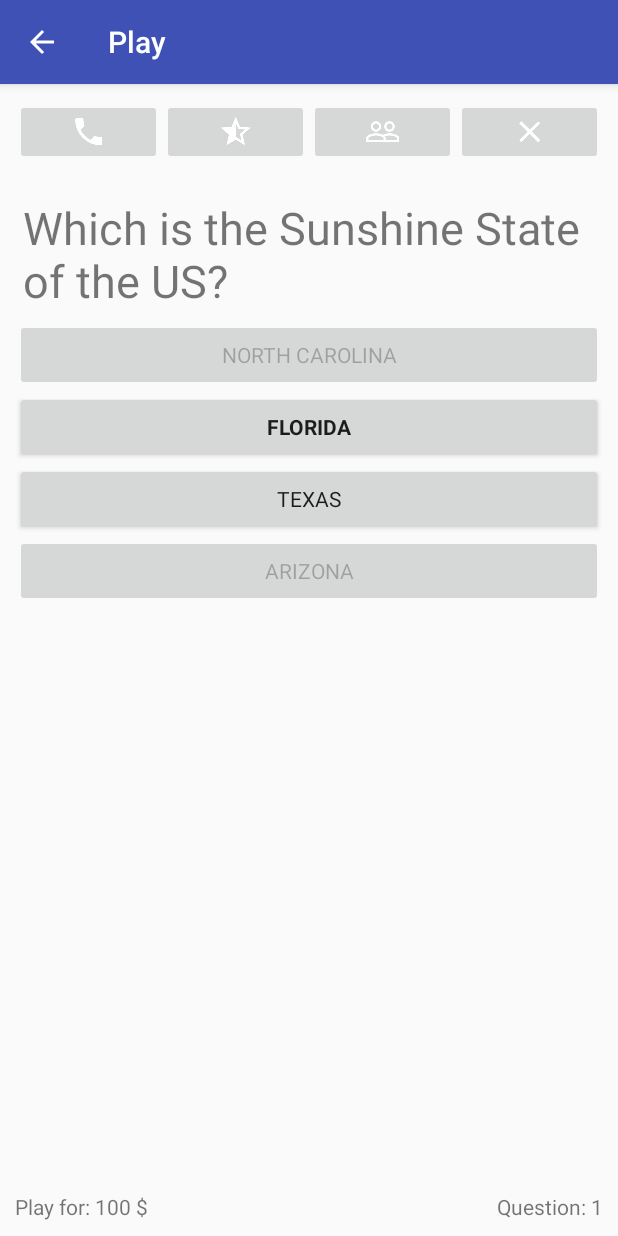
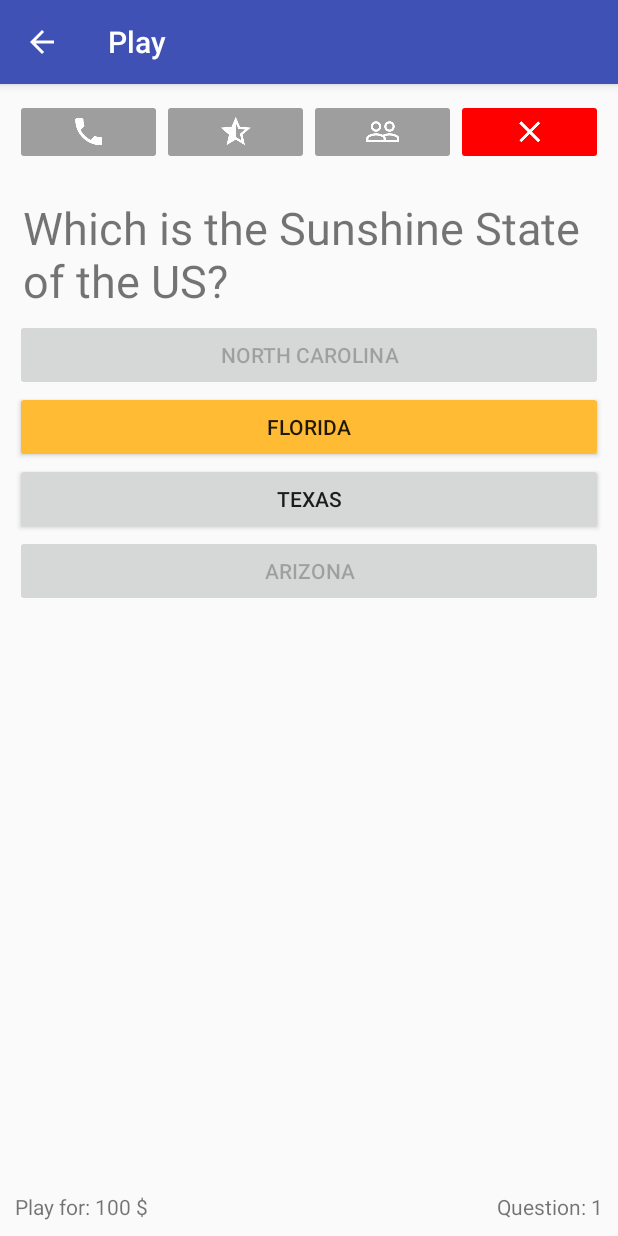
Before and after one commit to VictorIranzo/SDM_Practices, an Android app: the PlayActivity screen opened directly, with no data from a screen before it, after a tap on an icon or button, on a phone screen of 412 x 824 dp. Run offline under Robolectric (Android 15) with nearby library versions, the phone set to English and light mode, and no system bars; network calls fail; 2 other taps on this screen came first.

Commit message:
Colors established.

```diff
--- a/app/src/main/java/labs/sdm/game/activities/PlayActivity.java
+++ b/app/src/main/java/labs/sdm/game/activities/PlayActivity.java
@@ -2,8 +2,9 @@ package labs.sdm.game.activities;
 
 import android.content.DialogInterface;
 import android.content.SharedPreferences;
+import android.graphics.Color;
+import android.graphics.PorterDuff;
 import android.graphics.Typeface;
-import android.os.AsyncTask;
 import android.os.Bundle;
 import android.preference.PreferenceManager;
 import android.support.v7.app.AlertDialog;
@@ -12,28 +13,11 @@ import android.view.View;
 import android.widget.Button;
 import android.widget.ImageButton;
 import android.widget.TextView;
-import android.widget.Toast;
 
-import com.android.volley.AuthFailureError;
-import com.android.volley.NetworkError;
-import com.android.volley.NoConnectionError;
-import com.android.volley.ParseError;
-import com.android.volley.Request;
-import com.android.volley.RequestQueue;
-import com.android.volley.Response;
-import com.android.volley.ServerError;
-import com.android.volley.TimeoutError;
-import com.android.volley.VolleyError;
-import com.android.volley.toolbox.StringRequest;
-import com.android.volley.toolbox.Volley;
-
-import java.util.HashMap;
 import java.util.List;
-import java.util.Map;
 
 import labs.sdm.game.R;
 import labs.sdm.game.managers.QuestionManager;
-import labs.sdm.game.persistence.GameDatabase;
 import labs.sdm.game.pojo.Question;
 import labs.sdm.game.pojo.Score;
 import labs.sdm.game.services.StoreScoreService;
@@ -50,6 +34,7 @@ public class PlayActivity extends AppCompatActivity {
     private ImageButton hintAudience;
     private ImageButton hintFifty;
     private ImageButton hintCall;
+    private ImageButton leaveButton;
 
     private TextView textQuestion;
     private TextView textPlayFor;
@@ -68,7 +53,7 @@ public class PlayActivity extends AppCompatActivity {
         hintAudience = (ImageButton) findViewById(R.id.but_public_comodin);
         hintFifty = (ImageButton) findViewById(R.id.but_half_comodin);
         hintCall = (ImageButton) findViewById(R.id.but_call_comodin);
-
+        leaveButton = (ImageButton) findViewById(R.id.but_close_comodin);
 
         SharedPreferences preferences = PreferenceManager.getDefaultSharedPreferences(this);
         currentQuestionNum = preferences.getInt("current_question_num", 0);
@@ -90,6 +75,9 @@ public class PlayActivity extends AppCompatActivity {
         buttonAnswer2 = (Button) findViewById(R.id.butAnswer2);
         buttonAnswer3 = (Button) findViewById(R.id.butAnswer3);
         buttonAnswer4 = (Button) findViewById(R.id.butAnswer4);
+
+        leaveButton.getBackground().setColorFilter(
+                getResources().getColor(R.color.play_background_exit), PorterDuff.Mode.MULTIPLY);
 
         questions = QuestionManager.GetQuestions(this);
 
@@ -225,13 +213,27 @@ public class PlayActivity extends AppCompatActivity {
             hintCall.setEnabled(false);
             hintAudience.setEnabled(false);
             hintFifty.setEnabled(false);
+
+            hintCall.getBackground().setColorFilter(
+                    getResources().getColor(R.color.play_background_disabled), PorterDuff.Mode.MULTIPLY);
+            hintAudience.getBackground().setColorFilter(
+                    getResources().getColor(R.color.play_background_disabled), PorterDuff.Mode.MULTIPLY);
+            hintFifty.getBackground().setColorFilter(
+                    getResources().getColor(R.color.play_background_disabled), PorterDuff.Mode.MULTIPLY);
+        }else{
+            hintCall.getBackground().setColorFilter(
+                    getResources().getColor(R.color.play_background_available), PorterDuff.Mode.MULTIPLY);
+            hintAudience.getBackground().setColorFilter(
+                    getResources().getColor(R.color.play_background_available), PorterDuff.Mode.MULTIPLY);
+            hintFifty.getBackground().setColorFilter(
+                    getResources().getColor(R.color.play_background_available), PorterDuff.Mode.MULTIPLY);
         }
     }
 
     // Highlights a button that maybe is the correct answer.
     private void hightLightButtonAnswer(int answer){
-        // TODO: Do this better, it is difficult to see it.
-        getButtonAnswerByIndex(answer).setTypeface(Typeface.DEFAULT_BOLD);
+        getButtonAnswerByIndex(answer).getBackground().setColorFilter(
+                getResources().getColor(R.color.play_background_hightlihgt), PorterDuff.Mode.MULTIPLY);
     }
 
     // Disables an answer button after a hint is used.
@@ -261,10 +263,10 @@ public class PlayActivity extends AppCompatActivity {
 
     // Called for every new question.
     private void deleteHighlightAnswerButtons() {
-        buttonAnswer1.setTypeface(Typeface.DEFAULT);
-        buttonAnswer2.setTypeface(Typeface.DEFAULT);
-        buttonAnswer3.setTypeface(Typeface.DEFAULT);
-        buttonAnswer4.setTypeface(Typeface.DEFAULT);
+        buttonAnswer1.getBackground().clearColorFilter();
+        buttonAnswer2.getBackground().clearColorFilter();
+        buttonAnswer3.getBackground().clearColorFilter();
+        buttonAnswer4.getBackground().clearColorFilter();
     }
 
     // TODO: Show confirmation dialog.
--- a/app/src/main/res/values/colors.xml
+++ b/app/src/main/res/values/colors.xml
@@ -3,4 +3,9 @@
     <color name="colorPrimary">#3F51B5</color>
     <color name="colorPrimaryDark">#303F9F</color>
     <color name="colorAccent">#FF4081</color>
+
+    <color name="play_background_hightlihgt"> #ffffbb33</color>
+    <color name="play_background_available"> #a7d84c</color>
+    <color name="play_background_disabled"> #ff9e9e9e</color>
+    <color name="play_background_exit"> #ffff0000</color>
 </resources>
```
